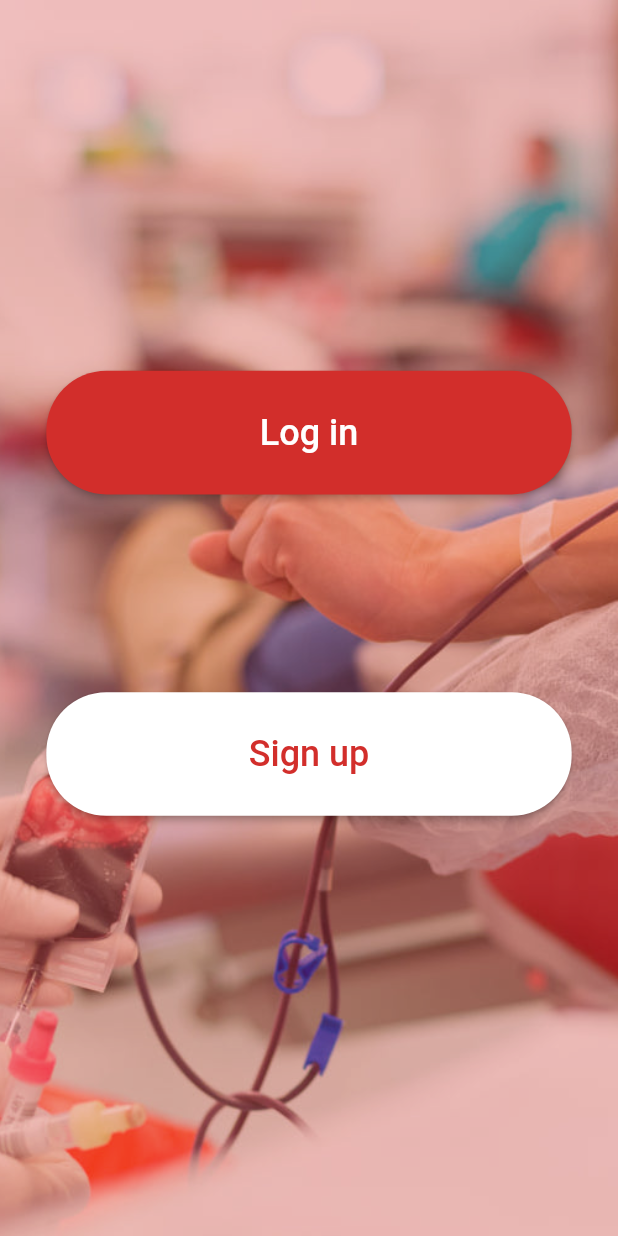
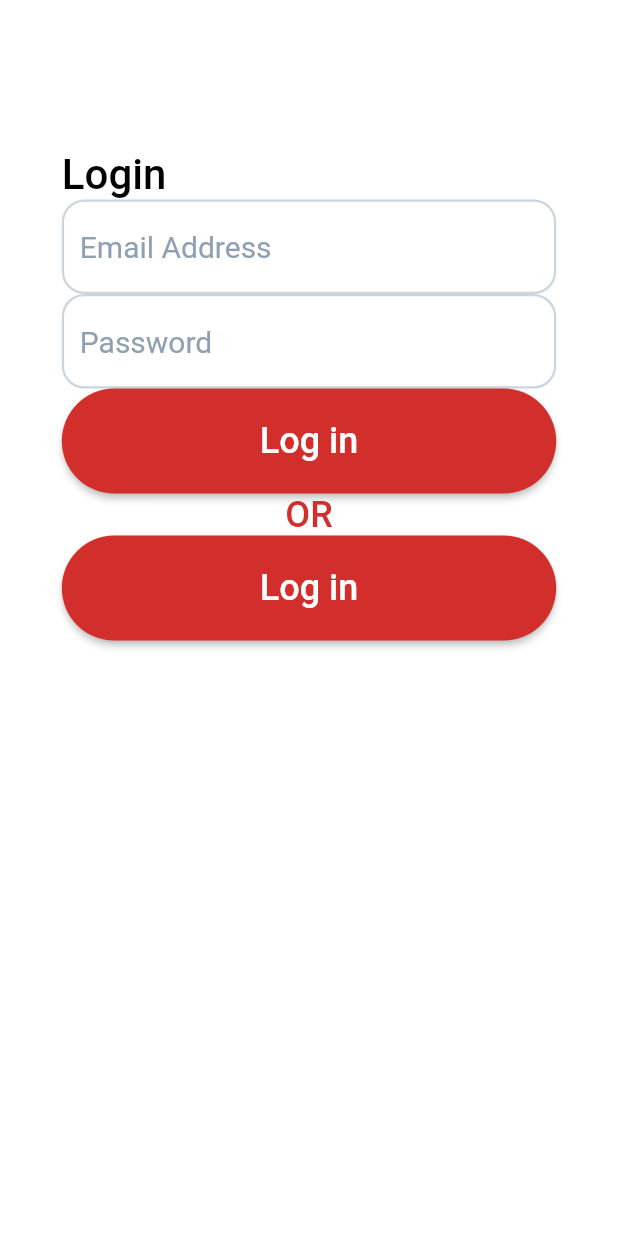
Before and after one commit to dev-aminmo/blood_bank, a Flutter app: the screen it shows after launch, on a phone screen of 412 x 824 dp. Run offline on Flutter 3.47's test engine with Material 2 defaults, Android fonts, the phone set to English and light mode, and no system bars; Roboto replaces fonts that are missing (Montserrat).

Commit message:
adding login screen

```diff
--- a/lib/main.dart
+++ b/lib/main.dart
@@ -1,6 +1,8 @@
 import 'package:blood_app/screens/login_signup.dart';
 import 'package:blood_app/screens/on_boarding.dart';
 import 'package:flutter/material.dart';
+
+import 'screens/login.dart';
 
 void main() {
   runApp(MyApp());
@@ -42,6 +44,6 @@ class FirstScreen extends StatefulWidget {
 class _FirstScreenState extends State<FirstScreen> {
   @override
   Widget build(BuildContext context) {
-    return Login_Signup();
+    return Login();
   }
 }
--- /dev/null
+++ b/lib/screens/login.dart
@@ -0,0 +1,51 @@
+import 'package:blood_app/shared_ui/sharedui.dart';
+import 'package:flutter/material.dart';
+
+class Login extends StatefulWidget {
+  @override
+  _LoginState createState() => _LoginState();
+}
+
+class _LoginState extends State<Login> {
+  double height;
+  double width;
+  @override
+  Widget build(BuildContext context) {
+    height = MediaQuery.of(context).size.height;
+    width = MediaQuery.of(context).size.width;
+    return Scaffold(
+      backgroundColor: Colors.white,
+      body: Container(
+        margin: EdgeInsets.symmetric(horizontal: width * 0.1),
+        child: Column(
+          crossAxisAlignment: CrossAxisAlignment.start,
+          children: [
+            SizedBox(
+              height: 100,
+            ),
+            Text(
+              'Login',
+              style: SharedUI.textStyle(Colors.black).copyWith(fontSize: 28),
+            ),
+            Form(
+                child: Flexible(
+              child: Column(
+                mainAxisAlignment: MainAxisAlignment.spaceAround,
+                children: [
+                  SharedUI.input('Email Address'),
+                  SharedUI.input('Password'),
+                  SharedUI.drawButton(width, height * 0.85, 'Log in'),
+                  Text(
+                    'OR',
+                    style: SharedUI.textStyle(SharedUI.red),
+                  ),
+                  SharedUI.drawButton(width, height * 0.85, 'Log in'),
+                ],
+              ),
+            ))
+          ],
+        ),
+      ),
+    );
+  }
+}
--- a/lib/shared_ui/sharedui.dart
+++ b/lib/shared_ui/sharedui.dart
@@ -3,6 +3,44 @@ import 'package:flutter/material.dart';
 class SharedUI {
   static const Color red = Color(0xffD22E2B);
   static const Color white = Colors.white;
+  static TextStyle textStyle(Color textColor) {
+    return TextStyle(
+        fontFamily: 'Montserrat',
+        fontWeight: FontWeight.w500,
+        color: textColor,
+        fontSize: 24);
+  }
+
+  static InputDecoration inputDecoration(String hint) {
+    return InputDecoration(
+        hintText: hint,
+        hintStyle: TextStyle(
+            fontFamily: 'Montserrat',
+            fontWeight: FontWeight.w400,
+            color: Color(0xff8FA0B3),
+            fontSize: 20),
+        border: OutlineInputBorder(),
+        enabledBorder: OutlineInputBorder(
+            borderRadius: BorderRadius.circular(15),
+            borderSide: BorderSide(color: Color(0xffCBD5E0), width: 1.5)),
+        focusedBorder: OutlineInputBorder(
+            borderRadius: BorderRadius.circular(15),
+            borderSide: BorderSide(color: SharedUI.red, width: 1.5)));
+  }
+
+  static TextStyle textFormFieldStyle = TextStyle(
+      fontFamily: 'Montserrat',
+      fontWeight: FontWeight.w400,
+      color: Colors.black,
+      fontSize: 20);
+  static TextFormField input(String hint) {
+    return TextFormField(
+      style: SharedUI.textFormFieldStyle,
+      cursorColor: SharedUI.red,
+      decoration: SharedUI.inputDecoration(hint),
+    );
+  }
+
   static Widget myBackgroundImage = Stack(
     children: [
       SizedBox.expand(
@@ -30,11 +68,7 @@ class SharedUI {
               RoundedRectangleBorder(borderRadius: BorderRadius.circular(40)),
           child: Text(
             text,
-            style: TextStyle(
-                fontFamily: 'Montserrat',
-                fontWeight: FontWeight.w500,
-                color: textColor,
-                fontSize: 24),
+            style: textStyle(textColor),
           ),
           color: bgColor,
           onPressed: () {},
--- a/lib/shared_ui/welcome_screen.dart
+++ b/lib/shared_ui/welcome_screen.dart
@@ -26,13 +26,16 @@ class WelcomeScreen extends StatelessWidget {
             crossAxisAlignment: CrossAxisAlignment.center,
             children: [
               SizedBox(
-                height: height * 0.06,
+                height: height * 0.07,
               ),
               SharedUI.drawButton(width, height, buttonText1),
+              SizedBox(
+                height: height * 0.02,
+              ),
               SharedUI.drawButton(width, height, buttonText2,
                   bgColor: SharedUI.white, textColor: SharedUI.red),
               SizedBox(
-                height: height * 0.1,
+                height: height * 0.07,
               ),
             ],
           ),
```
